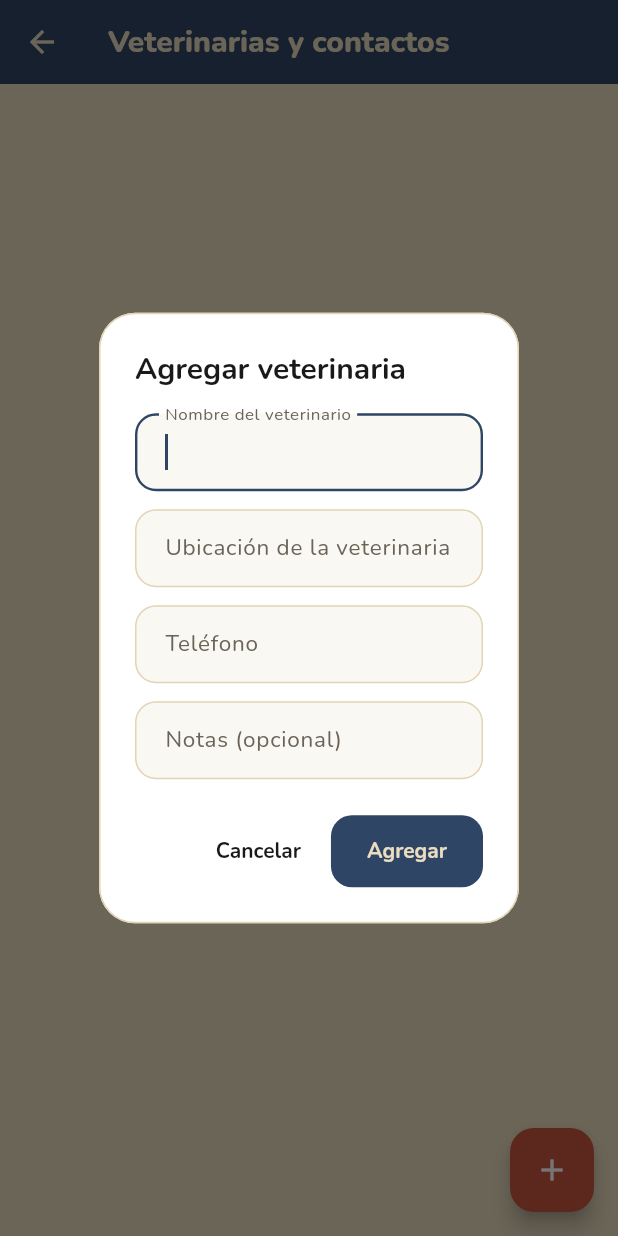
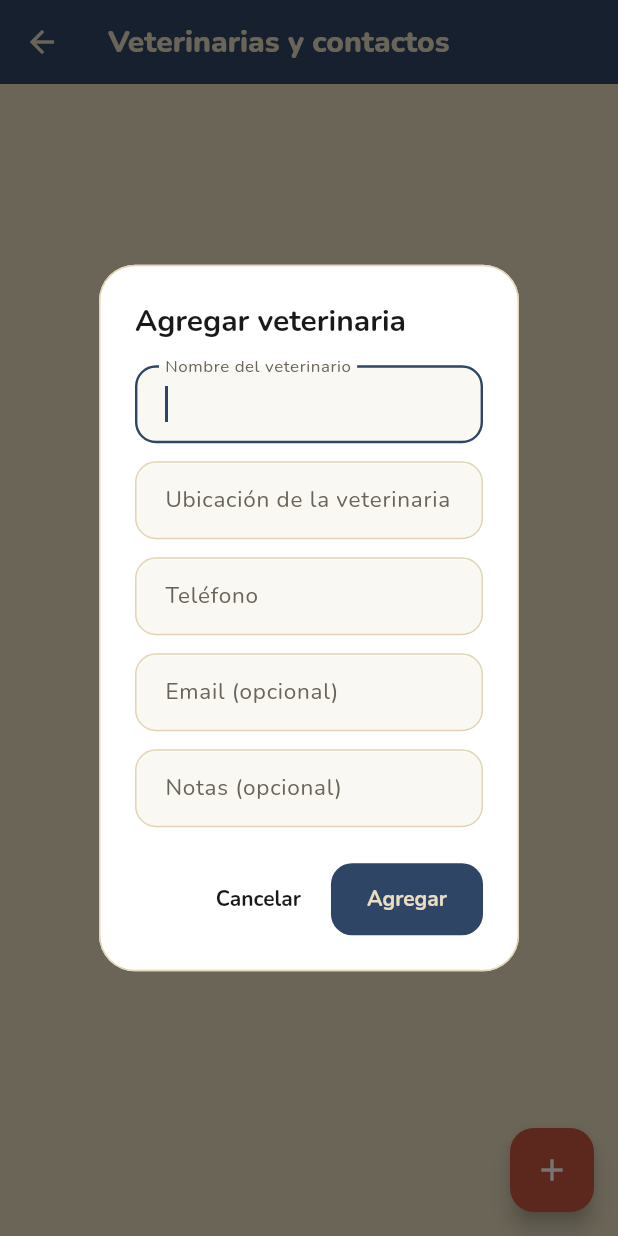
Before and after one commit to Sabri0126/fichas_refugio, a Flutter app: the PantallaVeterinarias screen opened directly, after a tap on the "add" icon, on a phone screen of 412 x 824 dp. Run offline on Flutter 3.47's test engine with Material 3 defaults, Android fonts, the phone set to English and light mode, and no system bars; our stand-ins replace cloud_firestore, firebase_auth, firebase_core, firebase_messaging, firebase_storage, fl_chart and 13 more; accounts and stored records are empty; generated files the repository leaves out were written again.

Commit message:
Añadir direcciones de correo electrónico de los veterinarios y mejorar la interfaz de usuario del perfil del perro
Añadir compatibilidad opcional con el correo electrónico para los contactos veterinarios, incluyendo validación, reglas de Firestore, uso compartido y enlaces de correo. Ajustar la tipografía del perfil de los perros y la navegación por la sección de salud, aumentar la escala de texto predeterminada y máxima, y mostrar iconos de sexo en las fichas de los perros.

```diff
--- a/lib/controllers/veterinaria_controller.dart
+++ b/lib/controllers/veterinaria_controller.dart
@@ -21,7 +21,11 @@ class VeterinariaController {
   static const int maxNombre = 80;
   static const int maxUbicacion = 160;
   static const int maxTelefono = 40;
+  static const int maxEmail = 120;
   static const int maxNotas = 400;
+
+  static final RegExp _telefonoPermitido = RegExp(r'^[0-9+()\s\-]+$');
+  static final RegExp _emailPermitido = RegExp(r'^[^@\s]+@[^@\s]+\.[^@\s]+$');
 
   /// Deja dígitos y, si estaba al principio, el `+`. Null si no alcanza para marcar.
   static String? uriTelefono(String telefono) {
@@ -38,13 +42,22 @@ class VeterinariaController {
     return 'tel:$limpio';
   }
 
-  /// Texto para la hoja de compartir. Omite las notas cuando están vacías.
+  /// `mailto:` si el correo tiene formato válido. Null si está vacío o no sirve.
+  static String? uriEmail(String email) {
+    final limpio = email.trim();
+    if (limpio.isEmpty || !_emailPermitido.hasMatch(limpio)) return null;
+    return 'mailto:$limpio';
+  }
+
+  /// Texto para la hoja de compartir. Omite email y notas cuando van vacíos.
   static String textoCompartir(ContactoVeterinarioModel contacto) {
     final lineas = <String>[
       contacto.nombre.trim(),
       contacto.ubicacion.trim(),
       'Teléfono: ${contacto.telefono.trim()}',
     ];
+    final email = contacto.email.trim();
+    if (email.isNotEmpty) lineas.add('Email: $email');
     final notas = contacto.notas.trim();
     if (notas.isNotEmpty) lineas.add('Notas: $notas');
     return lineas.join('\n');
@@ -55,11 +68,13 @@ class VeterinariaController {
     required String nombre,
     required String ubicacion,
     required String telefono,
+    required String email,
     required String notas,
   }) {
     final nombreLimpio = nombre.trim();
     final ubicacionLimpia = ubicacion.trim();
     final telefonoLimpio = telefono.trim();
+    final emailLimpio = email.trim();
     final notasLimpias = notas.trim();
     if (nombreLimpio.isEmpty) {
       return 'Ingresá el nombre del veterinario.';
@@ -82,13 +97,19 @@ class VeterinariaController {
     if (!_telefonoPermitido.hasMatch(telefonoLimpio) || uriTelefono(telefonoLimpio) == null) {
       return 'El teléfono no se puede marcar.';
     }
+    if (emailLimpio.isNotEmpty) {
+      if (emailLimpio.length > maxEmail) {
+        return 'El email es demasiado largo.';
+      }
+      if (!_emailPermitido.hasMatch(emailLimpio)) {
+        return 'El email no tiene un formato válido.';
+      }
+    }
     if (notasLimpias.length > maxNotas) {
       return 'Las notas son demasiado largas.';
     }
     return null;
   }
-
-  static final RegExp _telefonoPermitido = RegExp(r'^[0-9+()\s\-]+$');
 
   Stream<List<ContactoVeterinarioModel>> observar() {
     return _ref.snapshots().map((snapshot) {
@@ -114,6 +135,7 @@ class VeterinariaController {
       nombre: contacto.nombre,
       ubicacion: contacto.ubicacion,
       telefono: contacto.telefono,
+      email: contacto.email,
       notas: contacto.notas,
     );
     if (error != null) throw ArgumentError(error);
@@ -123,6 +145,7 @@ class VeterinariaController {
       nombre: contacto.nombre.trim(),
       ubicacion: contacto.ubicacion.trim(),
       telefono: contacto.telefono.trim(),
+      email: contacto.email.trim(),
       notas: contacto.notas.trim(),
     );
     await _ref.doc(id).set(limpio.toMap());
--- a/lib/models/contacto_veterinario_model.dart
+++ b/lib/models/contacto_veterinario_model.dart
@@ -4,6 +4,7 @@ class ContactoVeterinarioModel {
   final String nombre;
   final String ubicacion;
   final String telefono;
+  final String email;
   final String notas;
 
   const ContactoVeterinarioModel({
@@ -11,6 +12,7 @@ class ContactoVeterinarioModel {
     required this.nombre,
     required this.ubicacion,
     required this.telefono,
+    this.email = '',
     required this.notas,
   });
 
@@ -29,17 +31,21 @@ class ContactoVeterinarioModel {
       nombre: nombre,
       ubicacion: ubicacion,
       telefono: telefono,
+      email: data['email']?.toString().trim() ?? '',
       notas: data['notas']?.toString().trim() ?? '',
     );
   }
 
   Map<String, dynamic> toMap() {
-    return {
+    final mapa = <String, dynamic>{
       'nombre': nombre,
       'ubicacion': ubicacion,
       'telefono': telefono,
       'notas': notas,
     };
+    final correo = email.trim();
+    if (correo.isNotEmpty) mapa['email'] = correo;
+    return mapa;
   }
 
   ContactoVeterinarioModel copyWith({
@@ -47,6 +53,7 @@ class ContactoVeterinarioModel {
     String? nombre,
     String? ubicacion,
     String? telefono,
+    String? email,
     String? notas,
   }) {
     return ContactoVeterinarioModel(
@@ -54,6 +61,7 @@ class ContactoVeterinarioModel {
       nombre: nombre ?? this.nombre,
       ubicacion: ubicacion ?? this.ubicacion,
       telefono: telefono ?? this.telefono,
+      email: email ?? this.email,
       notas: notas ?? this.notas,
     );
   }
--- a/lib/theme/app_colors.dart
+++ b/lib/theme/app_colors.dart
@@ -30,6 +30,10 @@ abstract final class AppColors {
   static const Color avisoMenuOscuro = Color(0xFF8D6B2A);
   static const Color veterinariasMenu = Color(0xFF8A3D62);
   static const Color veterinariasMenuOscuro = Color(0xFF6E3550);
+
+  // --- Sexo en tarjetas (sobre foto con degradé oscuro) ---
+  static const Color sexoHembraSuave = Color(0xFFF2A6C8);
+  static const Color sexoMachoSuave = Color(0xFF8EC8E8);
 }
 
 /// Colores que cambian entre el tema claro y el oscuro.
--- a/lib/views/ficha_detalle/ficha_estado.dart
+++ b/lib/views/ficha_detalle/ficha_estado.dart
@@ -21,7 +21,6 @@ mixin _FichaEstado on ConsumerState<FichaDetallePerro> {
   bool _hojaDosisMostrada = false;
   final ValueNotifier<PerroModel?> _perroVisible = ValueNotifier<PerroModel?>(null);
   final GlobalKey _claveSalud = GlobalKey();
-  final GlobalKey _claveHistoria = GlobalKey();
 
   static const inicialesDia = ['L', 'M', 'X', 'J', 'V', 'S', 'D'];
   static const nombresDia = ['Lunes', 'Martes', 'Miércoles', 'Jueves', 'Viernes', 'Sábado', 'Domingo'];
--- a/lib/views/ficha_detalle_perro.dart
+++ b/lib/views/ficha_detalle_perro.dart
@@ -43,7 +43,6 @@ import '../theme/entrada_escalonada.dart';
 import '../theme/recordatorio_tipos.dart';
 import '../theme/seguimiento_tipos.dart';
 import '../widgets/grafico_peso.dart';
-import '../widgets/indice_secciones.dart';
 import 'alta_calendario.dart';
 import 'dialogo_peso.dart';
 import 'dialogo_tratamiento.dart';
--- a/lib/views/pantalla_veterinarias.dart
+++ b/lib/views/pantalla_veterinarias.dart
@@ -104,6 +104,20 @@ class _PantallaVeterinariasState extends ConsumerState<PantallaVeterinarias> {
     }
   }
 
+  Future<void> _abrirEmail(ContactoVeterinarioModel contacto) async {
+    final uri = VeterinariaController.uriEmail(contacto.email);
+    if (uri == null) {
+      _aviso('El email no es válido.');
+      return;
+    }
+    try {
+      final abrio = await launchUrl(Uri.parse(uri));
+      if (!abrio) _aviso('No se pudo abrir el correo.');
+    } catch (_) {
+      _aviso('No se pudo abrir el correo.');
+    }
+  }
+
   Future<void> _compartir(ContactoVeterinarioModel contacto) async {
     try {
       await Share.share(VeterinariaController.textoCompartir(contacto));
@@ -166,6 +180,9 @@ class _PantallaVeterinariasState extends ConsumerState<PantallaVeterinarias> {
                 return _TarjetaContacto(
                   contacto: contacto,
                   onTap: () => _opciones(contacto),
+                  onEmail: contacto.email.trim().isEmpty
+                      ? null
+                      : () => _abrirEmail(contacto),
                   onEditar: () => _guardar(contacto),
                   onEliminar: () => _eliminar(contacto),
                 );
@@ -196,6 +213,7 @@ class HojaContactoVeterinario extends StatelessWidget {
   @override
   Widget build(BuildContext context) {
     final notas = contacto.notas.trim();
+    final email = contacto.email.trim();
     final suave = context.paleta.textoSuave;
     return SafeArea(
       child: Padding(
@@ -220,6 +238,10 @@ class HojaContactoVeterinario extends StatelessWidget {
               contacto.telefono,
               style: Theme.of(context).textTheme.bodyMedium,
             ),
+            if (email.isNotEmpty) ...[
+              const SizedBox(height: 4),
+              Text(email, style: Theme.of(context).textTheme.bodyMedium),
+            ],
             if (notas.isNotEmpty) ...[
               const SizedBox(height: 8),
               Text(
@@ -257,12 +279,14 @@ class HojaContactoVeterinario extends StatelessWidget {
 class _TarjetaContacto extends StatelessWidget {
   final ContactoVeterinarioModel contacto;
   final VoidCallback onTap;
+  final VoidCallback? onEmail;
   final VoidCallback onEditar;
   final VoidCallback onEliminar;
 
   const _TarjetaContacto({
     required this.contacto,
     required this.onTap,
+    this.onEmail,
     required this.onEditar,
     required this.onEliminar,
   });
@@ -270,6 +294,7 @@ class _TarjetaContacto extends StatelessWidget {
   @override
   Widget build(BuildContext context) {
     final notas = contacto.notas.trim();
+    final email = contacto.email.trim();
     final suave = context.paleta.textoSuave;
     return Card(
       clipBehavior: Clip.antiAlias,
@@ -318,6 +343,28 @@ class _TarjetaContacto extends StatelessWidget {
                       contacto.telefono,
                       style: Theme.of(context).textTheme.bodyMedium,
                     ),
+                    if (email.isNotEmpty) ...[
+                      const SizedBox(height: 4),
+                      InkWell(
+                        onTap: onEmail,
+                        borderRadius: BorderRadius.circular(8),
+                        child: Padding(
+                          padding: const EdgeInsets.symmetric(vertical: 2),
+                          child: Row(
+                            children: [
+                              Icon(Icons.email_outlined, size: 18, color: suave),
+                              const SizedBox(width: 6),
+                              Expanded(
+                                child: Text(
+                                  email,
+                                  style: Theme.of(context).textTheme.bodyMedium,
+                                ),
+                              ),
+                            ],
+                          ),
+                        ),
+                      ),
+                    ],
                     if (notas.isNotEmpty) ...[
                       const SizedBox(height: 4),
                       Text(
@@ -364,6 +411,7 @@ class _DialogoContactoState extends State<_DialogoContacto> {
   late final TextEditingController _nombre;
   late final TextEditingController _ubicacion;
   late final TextEditingController _telefono;
+  late final TextEditingController _email;
   late final TextEditingController _notas;
   var _error = '';
   var _cerrando = false;
@@ -375,6 +423,7 @@ class _DialogoContactoState extends State<_DialogoContacto> {
     _nombre = TextEditingController(text: actual?.nombre ?? '');
     _ubicacion = TextEditingController(text: actual?.ubicacion ?? '');
     _telefono = TextEditingController(text: actual?.telefono ?? '');
+    _email = TextEditingController(text: actual?.email ?? '');
     _notas = TextEditingController(text: actual?.notas ?? '');
   }
 
@@ -383,6 +432,7 @@ class _DialogoContactoState extends State<_DialogoContacto> {
     _nombre.dispose();
     _ubicacion.dispose();
     _telefono.dispose();
+    _email.dispose();
     _notas.dispose();
     super.dispose();
   }
@@ -393,6 +443,7 @@ class _DialogoContactoState extends State<_DialogoContacto> {
       nombre: _nombre.text,
       ubicacion: _ubicacion.text,
       telefono: _telefono.text,
+      email: _email.text,
       notas: _notas.text,
     );
     if (error != null) {
@@ -407,6 +458,7 @@ class _DialogoContactoState extends State<_DialogoContacto> {
         nombre: _nombre.text.trim(),
         ubicacion: _ubicacion.text.trim(),
         telefono: _telefono.text.trim(),
+        email: _email.text.trim(),
         notas: _notas.text.trim(),
       ),
     );
@@ -456,6 +508,16 @@ class _DialogoContactoState extends State<_DialogoContacto> {
           ),
           const SizedBox(height: 12),
           TextField(
+            controller: _email,
+            keyboardType: TextInputType.emailAddress,
+            autocorrect: false,
+            enableSuggestions: false,
+            textInputAction: TextInputAction.next,
+            scrollPadding: EdgeInsets.zero,
+            decoration: const InputDecoration(labelText: 'Email (opcional)'),
+          ),
+          const SizedBox(height: 12),
+          TextField(
             controller: _notas,
             textCapitalization: TextCapitalization.sentences,
             textInputAction: TextInputAction.done,
```
Also changed, not shown: lib/providers/escala_ficha_provider.dart (+5 -4 lines), lib/views/ficha_detalle/ficha_secciones.dart (+32 -34 lines), lib/views/pantalla_perros.dart (+30 -14 lines), 4 other files.
